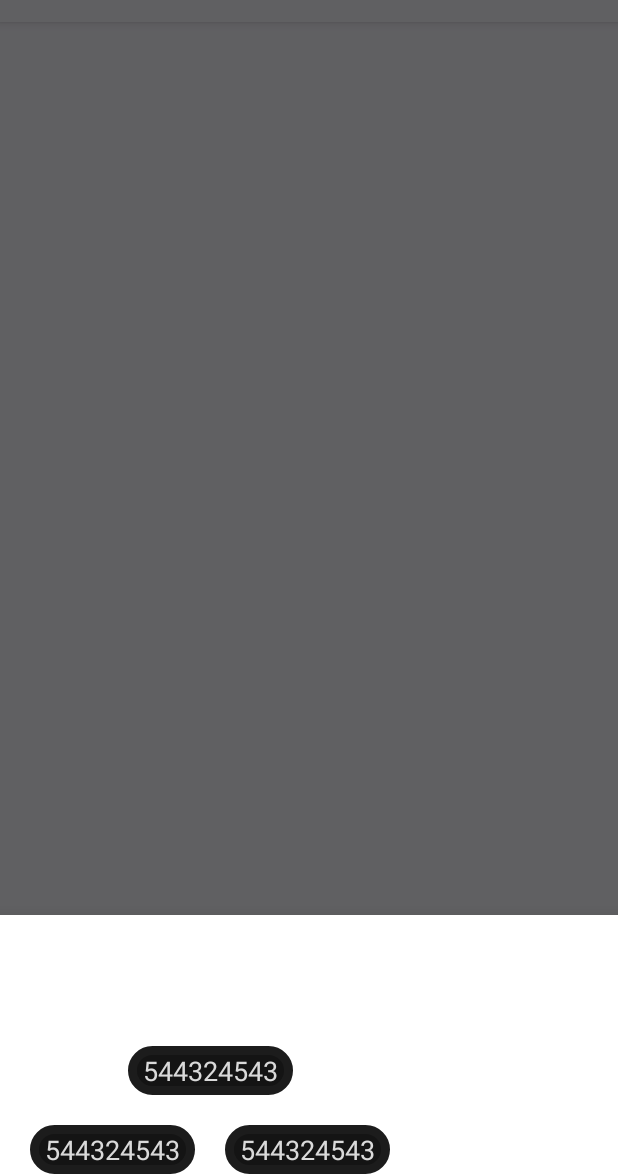
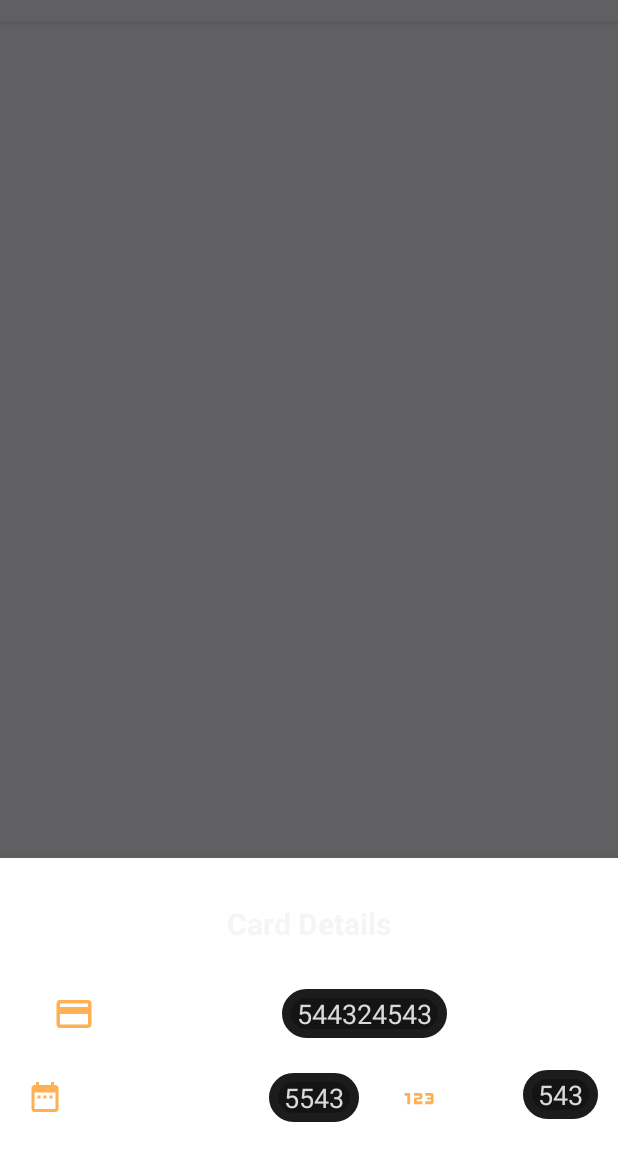
Before and after one commit to MR-BIGO/Banking-App, an Android app: the fragment CardDetailsDialogFragment shown on its own in the app's theme, on a phone screen of 412 x 824 dp, the part 62-1236 px from its top. Run offline under Robolectric (Android 15) with nearby library versions, the phone set to English and light mode, and no system bars; our stand-ins replace Dagger/Hilt's generated code; 4 statements that could not run were skipped.

Commit message:
Improved layout design

```diff
--- a/app/src/main/res/drawable/ic_cvc.xml
+++ b/app/src/main/res/drawable/ic_cvc.xml
@@ -1,5 +1,5 @@
-<vector android:height="24dp" android:tint="#000000"
+<vector android:height="30dp" android:tint="#000000"
     android:viewportHeight="24" android:viewportWidth="24"
-    android:width="24dp" xmlns:android="http://schemas.android.com/apk/res/android">
+    android:width="30dp" xmlns:android="http://schemas.android.com/apk/res/android">
     <path android:fillColor="@android:color/white" android:pathData="M7,15H5.5v-4.5H4V9h3V15zM13.5,13.5h-3v-1h2c0.55,0 1,-0.45 1,-1V10c0,-0.55 -0.45,-1 -1,-1H9v1.5h3v1h-2c-0.55,0 -1,0.45 -1,1V15h4.5V13.5zM19.5,14v-4c0,-0.55 -0.45,-1 -1,-1H15v1.5h3v1h-2v1h2v1h-3V15h3.5C19.05,15 19.5,14.55 19.5,14z"/>
 </vector>
--- a/app/src/main/res/drawable/moon_bottom.xml
+++ b/app/src/main/res/drawable/moon_bottom.xml
@@ -5,6 +5,6 @@
     android:viewportHeight="81">
     <path
         android:pathData="M0.351,91.351m27.655,-86.696a91,91 72.584,1 1,-55.31 173.392a91,91 72.584,1 1,55.31 -173.392"
-        android:fillColor="#58CCB7"
-        android:fillAlpha="0.2"/>
+        android:fillColor="@color/yellow"
+        android:fillAlpha="0.3"/>
 </vector>
--- a/app/src/main/res/layout/fragment_card_details_bottom_sheet.xml
+++ b/app/src/main/res/layout/fragment_card_details_bottom_sheet.xml
@@ -2,7 +2,7 @@
 <androidx.constraintlayout.widget.ConstraintLayout xmlns:android="http://schemas.android.com/apk/res/android"
     xmlns:app="http://schemas.android.com/apk/res-auto"
     android:layout_width="match_parent"
-    android:layout_height="match_parent">
+    android:layout_height="wrap_content">
 
     <androidx.appcompat.widget.AppCompatTextView
         android:id="@+id/tvTitle"
@@ -10,18 +10,34 @@
         android:layout_height="wrap_content"
         android:layout_marginTop="30dp"
         android:text="@string/card_details"
-        android:textColor="@color/white"
+        android:textColor="@color/aquahaze"
         android:textSize="20sp"
         android:textStyle="bold"
         app:layout_constraintEnd_toEndOf="parent"
         app:layout_constraintStart_toStartOf="parent"
         app:layout_constraintTop_toTopOf="parent" />
 
+
+    <androidx.appcompat.widget.AppCompatTextView
+        android:id="@+id/appCompatTextView"
+        android:layout_width="wrap_content"
+        android:layout_height="wrap_content"
+        android:layout_marginStart="35dp"
+        android:drawablePadding="8dp"
+        android:drawableStart="@drawable/ic_card"
+        android:drawableTint="@color/yellow"
+        android:text="@string/card_N"
+        android:textColor="@color/white"
+        android:textSize="17sp"
+        app:layout_constraintBottom_toBottomOf="@+id/tvCardNum"
+        app:layout_constraintStart_toStartOf="parent"
+        app:layout_constraintTop_toTopOf="@+id/tvCardNum" />
+
     <androidx.appcompat.widget.AppCompatTextView
         android:id="@+id/tvCardNum"
         android:layout_width="wrap_content"
         android:layout_height="wrap_content"
-        android:layout_marginStart="20dp"
+        android:layout_marginStart="9dp"
         android:layout_marginTop="30dp"
         android:background="@drawable/background_currency_section"
         android:paddingStart="10dp"
@@ -31,43 +47,78 @@
         android:text="544324543"
         android:textColor="@color/currency_primary_white"
         android:textSize="18sp"
-        app:layout_constraintEnd_toEndOf="@id/tvCvv"
+        app:layout_constraintStart_toEndOf="@+id/appCompatTextView"
+        app:layout_constraintTop_toBottomOf="@id/tvTitle" />
+
+
+    <androidx.appcompat.widget.AppCompatTextView
+        android:id="@+id/appCompatTextView2"
+        android:layout_width="wrap_content"
+        android:layout_height="wrap_content"
+        android:layout_marginStart="18dp"
+        android:layout_marginTop="25dp"
+        android:layout_marginBottom="35dp"
+        android:drawablePadding="8dp"
+
+        android:drawableStart="@drawable/ic_date"
+        android:drawableTint="@color/yellow"
+        android:text="@string/expiration"
+        android:textColor="@color/white"
+        android:textSize="17sp"
+        app:layout_constraintBottom_toBottomOf="parent"
         app:layout_constraintStart_toStartOf="parent"
-        app:layout_constraintTop_toBottomOf="@id/tvTitle" />
+        app:layout_constraintTop_toBottomOf="@+id/appCompatTextView" />
 
     <androidx.appcompat.widget.AppCompatTextView
         android:id="@+id/tvValidDate"
         android:layout_width="wrap_content"
         android:layout_height="wrap_content"
-        android:layout_marginStart="20dp"
-        android:layout_marginTop="20dp"
+        android:layout_marginStart="8dp"
         android:background="@drawable/background_currency_section"
         android:paddingStart="10dp"
         android:paddingTop="4dp"
         android:paddingEnd="10dp"
         android:paddingBottom="4dp"
-        android:text="544324543"
+        android:text="5543"
         android:textColor="@color/currency_primary_white"
         android:textSize="18sp"
-        app:layout_constraintStart_toStartOf="parent"
-        app:layout_constraintTop_toBottomOf="@id/tvCardNum" />
+        app:layout_constraintBottom_toBottomOf="@+id/appCompatTextView2"
+        app:layout_constraintStart_toEndOf="@+id/appCompatTextView2"
+        app:layout_constraintTop_toTopOf="@+id/appCompatTextView2" />
+
+    <androidx.appcompat.widget.AppCompatTextView
+        android:id="@+id/appCompatTextView3"
+        android:layout_width="wrap_content"
+        android:layout_height="wrap_content"
+        android:layout_marginStart="25dp"
+        android:layout_marginTop="25dp"
+        android:layout_marginBottom="35dp"
+        android:drawableStart="@drawable/ic_cvc"
+        android:drawableTint="@color/yellow"
+        android:text="@string/cvcc"
+        android:drawablePadding="8dp"
+        android:textColor="@color/white"
+        android:textSize="17sp"
+        app:layout_constraintBottom_toBottomOf="parent"
+        app:layout_constraintStart_toEndOf="@+id/tvValidDate"
+        app:layout_constraintTop_toBottomOf="@+id/tvCardNum" />
 
     <androidx.appcompat.widget.AppCompatTextView
         android:id="@+id/tvCvv"
         android:layout_width="wrap_content"
         android:layout_height="wrap_content"
-        android:layout_marginStart="20dp"
-        android:layout_marginTop="20dp"
+        android:layout_marginStart="8dp"
         android:background="@drawable/background_currency_section"
         android:paddingStart="10dp"
         android:paddingTop="4dp"
+        android:layout_marginBottom="5dp"
         android:paddingEnd="10dp"
         android:paddingBottom="4dp"
-        android:text="544324543"
+        android:text="543"
         android:textColor="@color/currency_primary_white"
         android:textSize="18sp"
-        app:layout_constraintStart_toEndOf="@id/tvValidDate"
-        android:layout_marginBottom="30dp"
-        app:layout_constraintTop_toBottomOf="@id/tvCardNum" />
+        app:layout_constraintBottom_toBottomOf="@+id/appCompatTextView3"
+        app:layout_constraintStart_toEndOf="@+id/appCompatTextView3"
+        app:layout_constraintTop_toTopOf="@+id/appCompatTextView3" />
 
 </androidx.constraintlayout.widget.ConstraintLayout>
--- a/app/src/main/res/values/strings.xml
+++ b/app/src/main/res/values/strings.xml
@@ -25,7 +25,7 @@
     <string name="financial_manager">financial Manager</string>
     <string name="transactions">Transactions</string>
     <string name="no_account">Don\'t have an account yet? <u>Click here!</u></string>
-    <string name="already_account">Already have an account? Click here!</string>
+    <string name="already_account">Already have an account? <u>Click here!</u></string>
     <string name="payment">Payment</string>
     <string name="transfer_to_own_account">Transfer to own account</string>
     <string name="transfer_to_someone_else">Transfer to someone else</string>
@@ -51,4 +51,7 @@
     <string name="transfer_to_own_account_line_break">Transfer to\n own account</string>
     <string name="card_details">Card Details</string>
     <string name="delete_card">Delete Card</string>
+    <string name="card_N">Card Number:</string>
+    <string name="expiration">Expiration Date:</string>
+    <string name="cvcc">CVC:</string>
 </resources>
```
Also changed, not shown: app/src/main/java/com/example/bankingapp/presentation/screen/home/adapter/CardsRecyclerViewAdapter.kt (+9 -1 lines), app/src/main/res/layout/fragment_log_in.xml (+12 -10 lines), app/src/main/res/layout/fragment_new_card.xml (+22 -12 lines), app/src/main/res/layout/fragment_register.xml (+15 -10 lines).
